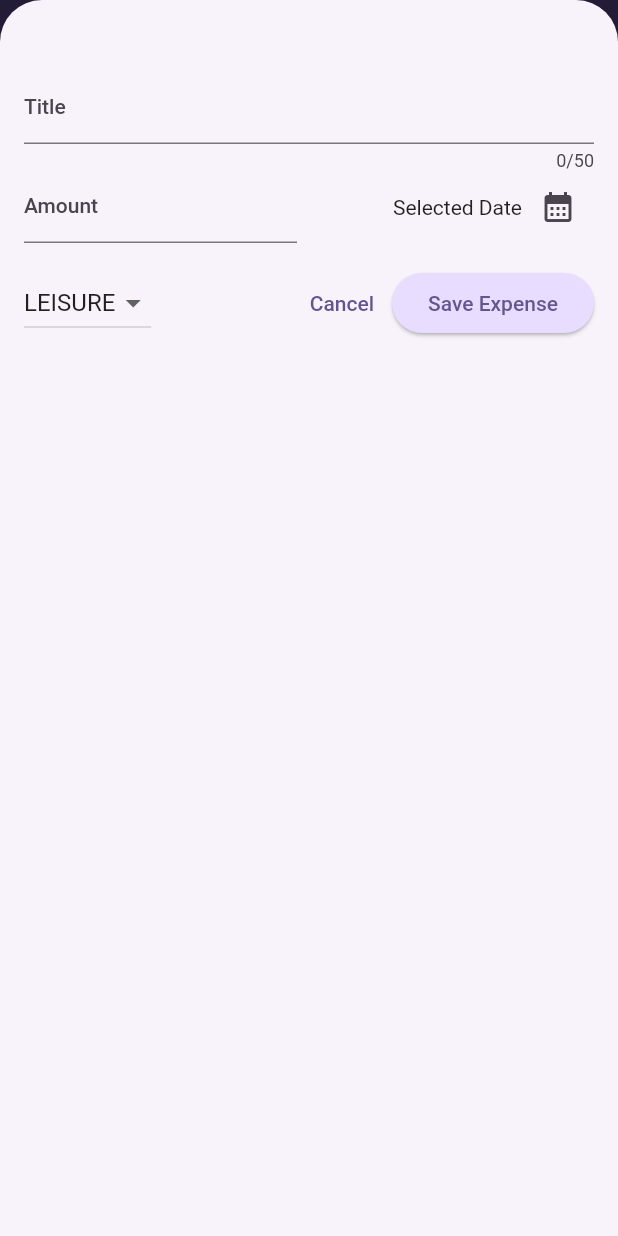
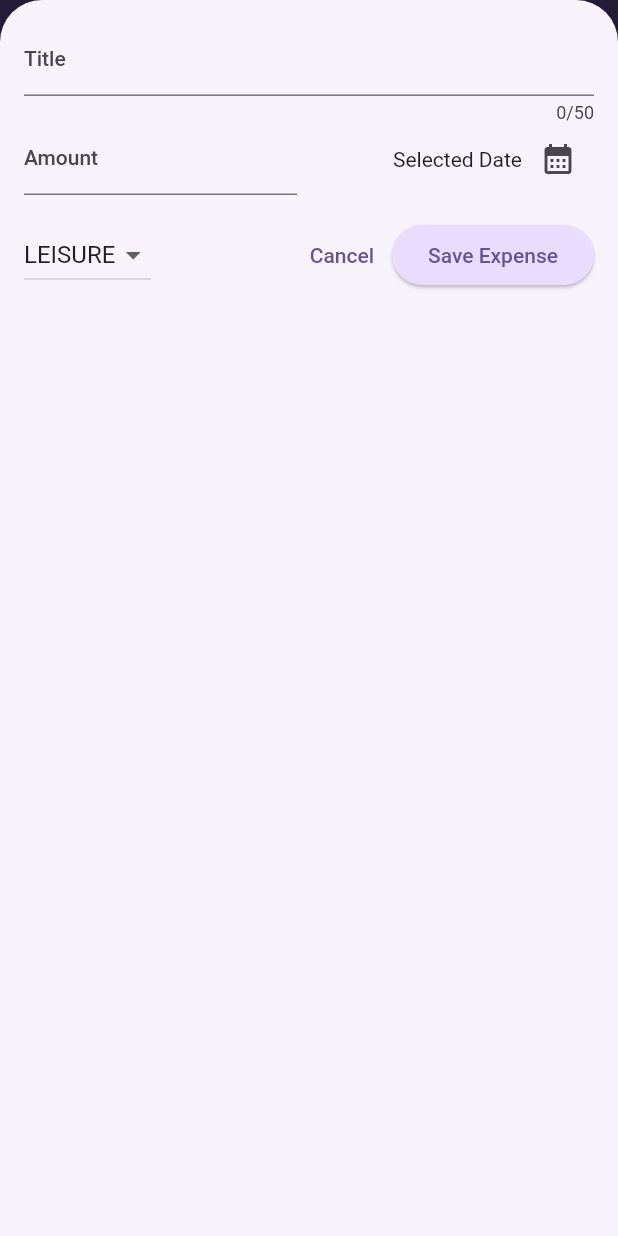
Before and after one commit to matiuskm/expense_tracker, a Flutter app: the screen it shows after launch, after a tap on the "add" icon, on a phone screen of 412 x 824 dp. Run offline on Flutter 3.47's test engine with Material 2 defaults, Android fonts, the phone set to English and light mode, and no system bars.

Commit message:
finalization

```diff
--- a/lib/main.dart
+++ b/lib/main.dart
@@ -1,7 +1,7 @@
 import 'package:flutter/material.dart';
 
 import 'package:expense_tracker/widgets/expenses.dart';
-import 'package:flutter/services.dart';
+// import 'package:flutter/services.dart';
 
 var kColorScheme = ColorScheme.fromSeed(
   seedColor: const Color.fromARGB(255, 96, 59, 181),
@@ -13,10 +13,10 @@ var kDarkColorScheme = ColorScheme.fromSeed(
 );
 
 void main() {
-  WidgetsFlutterBinding.ensureInitialized();
-  SystemChrome.setPreferredOrientations([
-    DeviceOrientation.portraitUp,
-  ]).then((fn) {
+  // WidgetsFlutterBinding.ensureInitialized();
+  // SystemChrome.setPreferredOrientations([
+  //   DeviceOrientation.portraitUp,
+  // ]).then((fn) {
   runApp(
     MaterialApp(
       darkTheme: ThemeData.dark().copyWith(
@@ -67,5 +67,5 @@ void main() {
       home: const Expenses(),
     ),
   );
-  });
+  // });
 }
--- a/lib/widgets/expenses.dart
+++ b/lib/widgets/expenses.dart
@@ -32,6 +32,7 @@ class _ExpensesState extends State<Expenses> {
   void _openAddExpenseOverlay() {
     showModalBottomSheet(
       isScrollControlled: true,
+      useSafeArea: true,
       context: context,
       builder: (ctx) => NewExpense(
         onAddExpense: _addExpense,
@@ -62,6 +63,8 @@ class _ExpensesState extends State<Expenses> {
 
   @override
   Widget build(BuildContext context) {
+    final width = MediaQuery.of(context).size.width;
+
     Widget mainContent = const Center(
       child: Text('No expenses found. Start adding some!'),
     );
@@ -83,9 +86,20 @@ class _ExpensesState extends State<Expenses> {
         ],
         title: const Text("Lazycoder Expense Tracker"),
       ),
-      body: Column(
+      body: width < 600
+          ? Column(
               children: [
                 Chart(expenses: _registeredExpenses),
+                Expanded(
+                  child: mainContent,
+                ),
+              ],
+            )
+          : Row(
+              children: [
+                Expanded(
+                  child: Chart(expenses: _registeredExpenses),
+                ),
                 Expanded(
                   child: mainContent,
                 ),
--- a/lib/widgets/new_expense.dart
+++ b/lib/widgets/new_expense.dart
@@ -1,4 +1,7 @@
+import 'dart:io';
+
 import 'package:expense_tracker/models/expense.dart';
+import 'package:flutter/cupertino.dart';
 import 'package:flutter/material.dart';
 
 class NewExpense extends StatefulWidget {
@@ -37,12 +40,22 @@ class _NewExpenseState extends State<NewExpense> {
     super.dispose();
   }
 
-  void _submitExpenseData() {
-    final enteredAmount = double.tryParse(_amountController.text);
-    final amountIsInvalid = enteredAmount == null || enteredAmount <= 0;
-    if (_titleController.text.trim().isEmpty ||
-        amountIsInvalid ||
-        _selectedDate == null) {
+  void _showDialog() {
+    if (Platform.isIOS) {
+      showCupertinoDialog(
+          context: context,
+          builder: (ctx) => CupertinoAlertDialog(
+                title: const Text("Invalid input"),
+                content: const Text(
+                    "Please make sure a valid title, amount, date and category was entered."),
+                actions: [
+                  TextButton(
+                    onPressed: () => Navigator.pop(context),
+                    child: const Text('OK'),
+                  ),
+                ],
+              ));
+    } else {
       showDialog(
         context: context,
         builder: (ctx) => AlertDialog(
@@ -57,6 +70,16 @@ class _NewExpenseState extends State<NewExpense> {
           ],
         ),
       );
+    }
+  }
+
+  void _submitExpenseData() {
+    final enteredAmount = double.tryParse(_amountController.text);
+    final amountIsInvalid = enteredAmount == null || enteredAmount <= 0;
+    if (_titleController.text.trim().isEmpty ||
+        amountIsInvalid ||
+        _selectedDate == null) {
+      _showDialog();
       return;
     }
 
@@ -72,10 +95,47 @@ class _NewExpenseState extends State<NewExpense> {
 
   @override
   Widget build(BuildContext context) {
-    return Padding(
-      padding: const EdgeInsets.fromLTRB(16, 48, 16, 16),
+    final keyboardSpace = MediaQuery.of(context).viewInsets.bottom;
+
+    return LayoutBuilder(builder: (ctx, constraints) {
+      final width = constraints.maxWidth;
+      return SizedBox(
+        height: double.infinity,
+        child: SingleChildScrollView(
+          controller: ScrollController(),
+          child: Padding(
+            padding: EdgeInsets.fromLTRB(16, 16, 16, keyboardSpace + 16),
             child: Column(
               children: [
+                if (width >= 600)
+                  Row(
+                    crossAxisAlignment: CrossAxisAlignment.start,
+                    children: [
+                      Expanded(
+                        child: TextField(
+                          controller: _titleController,
+                          maxLength: 50,
+                          decoration: const InputDecoration(
+                            label: Text("Title"),
+                          ),
+                        ),
+                      ),
+                      const SizedBox(
+                        width: 24.0,
+                      ),
+                      Expanded(
+                        child: TextField(
+                          controller: _amountController,
+                          keyboardType: TextInputType.number,
+                          decoration: const InputDecoration(
+                            prefixText: 'Rp ',
+                            label: Text("Amount"),
+                          ),
+                        ),
+                      ),
+                    ],
+                  )
+                else
                   TextField(
                     controller: _titleController,
                     maxLength: 50,
@@ -83,6 +143,49 @@ class _NewExpenseState extends State<NewExpense> {
                       label: Text("Title"),
                     ),
                   ),
+                if (width >= 600)
+                  Row(
+                    children: [
+                      DropdownButton(
+                        value: _selectedCategory,
+                        items: Category.values
+                            .map(
+                              (category) => DropdownMenuItem(
+                                value: category,
+                                child: Text(
+                                  category.name.toUpperCase(),
+                                ),
+                              ),
+                            )
+                            .toList(),
+                        onChanged: (value) {
+                          if (value == null) return;
+                          setState(() => _selectedCategory = value);
+                        },
+                      ),
+                      const SizedBox(
+                        width: 24.0,
+                      ),
+                      Expanded(
+                        child: Row(
+                          mainAxisAlignment: MainAxisAlignment.end,
+                          crossAxisAlignment: CrossAxisAlignment.center,
+                          children: [
+                            Text(_selectedDate == null
+                                ? "Selected Date"
+                                : formatter.format(_selectedDate!)),
+                            IconButton(
+                              onPressed: _presentDatePicker,
+                              icon: const Icon(
+                                Icons.calendar_month,
+                              ),
+                            ),
+                          ],
+                        ),
+                      ),
+                    ],
+                  )
+                else
                   Row(
                     children: [
                       Expanded(
@@ -120,6 +223,21 @@ class _NewExpenseState extends State<NewExpense> {
                 const SizedBox(
                   height: 16.0,
                 ),
+                if (width >= 600)
+                  Row(
+                    children: [
+                      const Spacer(),
+                      TextButton(
+                        onPressed: () => Navigator.pop(context),
+                        child: const Text('Cancel'),
+                      ),
+                      ElevatedButton(
+                        onPressed: _submitExpenseData,
+                        child: const Text('Save Expense'),
+                      ),
+                    ],
+                  )
+                else
                   Row(
                     children: [
                       DropdownButton(
@@ -152,6 +270,9 @@ class _NewExpenseState extends State<NewExpense> {
                   ),
               ],
             ),
+          ),
+        ),
       );
+    });
   }
 }
```
Lines whose indentation alone changed are shown as unchanged.
